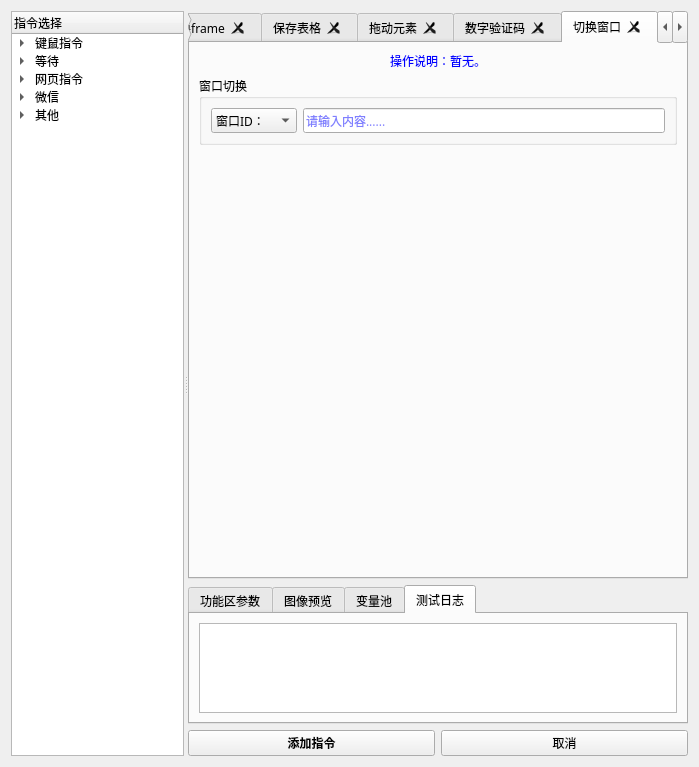
Before: the Qt Designer form 窗体/navigation.ui in FsterThanLight/automatic_clicker_2, drawn with Qt 5.
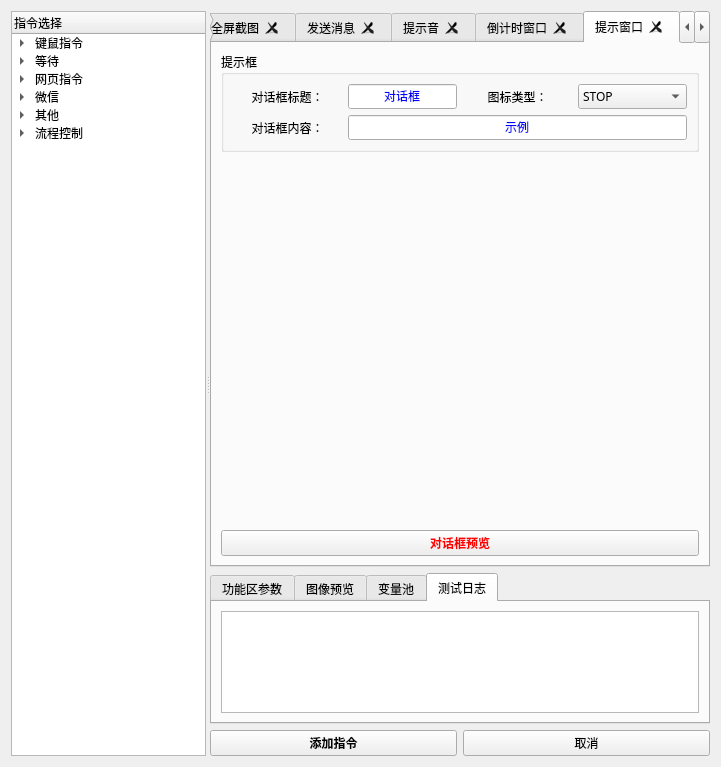
After: the same form once the commit is applied. The open tabs and pages were chosen to show the change. Icons and pictures are not drawn.

Commit message: 2024年02月20日 18:57:18 新增流程控制指令

```diff
--- a/窗体/navigation.ui
+++ b/窗体/navigation.ui
@@ -6,7 +6,7 @@
    <rect>
     <x>0</x>
     <y>0</y>
-    <width>699</width>
+    <width>721</width>
     <height>767</height>
    </rect>
   </property>
@@ -36,7 +36,7 @@
       </property>
       <property name="maximumSize">
        <size>
-        <width>1000</width>
+        <width>200</width>
         <height>16777215</height>
        </size>
       </property>
@@ -190,7 +190,27 @@
        </item>
        <item>
         <property name="text">
-         <string>倒计时窗口</string>
+         <string>系统通知</string>
+        </property>
+       </item>
+       <item>
+        <property name="text">
+         <string>提示窗口</string>
+        </property>
+       </item>
+      </item>
+      <item>
+       <property name="text">
+        <string>流程控制</string>
+       </property>
+       <item>
+        <property name="text">
+         <string>跳转分支</string>
+        </property>
+       </item>
+       <item>
+        <property name="text">
+         <string>终止流程</string>
         </property>
        </item>
       </item>
@@ -11135,6 +11155,543 @@
            </item>
           </layout>
          </widget>
+         <widget class="QWidget" name="tab_29">
+          <attribute name="title">
+           <string>提示窗口</string>
+          </attribute>
+          <layout class="QVBoxLayout" name="verticalLayout_70">
+           <item>
+            <widget class="QGroupBox" name="groupBox_36">
+             <property name="title">
+              <string>提示框</string>
+             </property>
+             <layout class="QVBoxLayout" name="verticalLayout_69">
+              <item>
+               <layout class="QGridLayout" name="gridLayout_41" columnstretch="1,1,1,1">
+                <item row="0" column="0">
+                 <widget class="QLabel" name="label_123">
+                  <property name="text">
+                   <string>对话框标题：</string>
+                  </property>
+                  <property name="alignment">
+                   <set>Qt::AlignCenter</set>
+                  </property>
+                 </widget>
+                </item>
+                <item row="0" column="1">
+                 <widget class="QLineEdit" name="lineEdit_8">
+                  <property name="palette">
+                   <palette>
+                    <active>
+                     <colorrole role="Text">
+                      <brush brushstyle="SolidPattern">
+                       <color alpha="255">
+                        <red>0</red>
+                        <green>0</green>
+                        <blue>255</blue>
+                       </color>
+                      </brush>
+                     </colorrole>
+                     <colorrole role="PlaceholderText">
+                      <brush brushstyle="SolidPattern">
+                       <color alpha="128">
+                        <red>0</red>
+                        <green>0</green>
+                        <blue>255</blue>
+                       </color>
+                      </brush>
+                     </colorrole>
+                    </active>
+                    <inactive>
+                     <colorrole role="Text">
+                      <brush brushstyle="SolidPattern">
+                       <color alpha="255">
+                        <red>0</red>
+                        <green>0</green>
+                        <blue>255</blue>
+                       </color>
+                      </brush>
+                     </colorrole>
+                     <colorrole role="PlaceholderText">
+                      <brush brushstyle="SolidPattern">
+                       <color alpha="128">
+                        <red>0</red>
+                        <green>0</green>
+                        <blue>255</blue>
+                       </color>
+                      </brush>
+                     </colorrole>
+                    </inactive>
+                    <disabled>
+                     <colorrole role="Text">
+                      <brush brushstyle="SolidPattern">
+                       <color alpha="255">
+                        <red>120</red>
+                        <green>120</green>
+                        <blue>120</blue>
+                       </color>
+                      </brush>
+                     </colorrole>
+                     <colorrole role="PlaceholderText">
+                      <brush brushstyle="SolidPattern">
+                       <color alpha="128">
+                        <red>0</red>
+                        <green>0</green>
+                        <blue>0</blue>
+                       </color>
+                      </brush>
+                     </colorrole>
+                    </disabled>
+                   </palette>
+                  </property>
+                  <property name="text">
+                   <string>对话框</string>
+                  </property>
+                  <property name="alignment">
+                   <set>Qt::AlignCenter</set>
+                  </property>
+                  <property name="placeholderText">
+                   <string/>
+                  </property>
+                 </widget>
+                </item>
+                <item row="0" column="2">
+                 <widget class="QLabel" name="label_125">
+                  <property name="text">
+                   <string>图标类型：</string>
+                  </property>
+                  <property name="alignment">
+                   <set>Qt::AlignCenter</set>
+                  </property>
+                 </widget>
+                </item>
+                <item row="0" column="3">
+                 <widget class="QComboBox" name="comboBox_36">
+                  <property name="palette">
+                   <palette>
+                    <active>
+                     <colorrole role="Text">
+                      <brush brushstyle="SolidPattern">
+                       <color alpha="255">
+                        <red>0</red>
+                        <green>0</green>
+                        <blue>255</blue>
+                       </color>
+                      </brush>
+                     </colorrole>
+                     <colorrole role="PlaceholderText">
+                      <brush brushstyle="SolidPattern">
+                       <color alpha="128">
+                        <red>0</red>
+                        <green>0</green>
+                        <blue>255</blue>
+                       </color>
+                      </brush>
+                     </colorrole>
+                    </active>
+                    <inactive>
+                     <colorrole role="Text">
+                      <brush brushstyle="SolidPattern">
+                       <color alpha="255">
+                        <red>0</red>
+                        <green>0</green>
+                        <blue>255</blue>
+                       </color>
+                      </brush>
+                     </colorrole>
+                     <colorrole role="PlaceholderText">
+                      <brush brushstyle="SolidPattern">
+                       <color alpha="128">
+                        <red>0</red>
+                        <green>0</green>
+                        <blue>255</blue>
+                       </color>
+                      </brush>
+                     </colorrole>
+                    </inactive>
+                    <disabled>
+                     <colorrole role="Text">
+                      <brush brushstyle="SolidPattern">
+                       <color alpha="255">
+                        <red>120</red>
+                        <green>120</green>
+                        <blue>120</blue>
+                       </color>
+                      </brush>
+                     </colorrole>
+                     <colorrole role="PlaceholderText">
+                      <brush brushstyle="SolidPattern">
+                       <color alpha="128">
+                        <red>0</red>
+                        <green>0</green>
+                        <blue>0</blue>
+                       </color>
+                      </brush>
+                     </colorrole>
+                    </disabled>
+                   </palette>
+                  </property>
+                  <item>
+                   <property name="text">
+                    <string>STOP</string>
+                   </property>
+                  </item>
+                  <item>
+                   <property name="text">
+                    <string>WARNING</string>
+                   </property>
+                  </item>
+                  <item>
+                   <property name="text">
+                    <string>INFO</string>
+                   </property>
+                  </item>
+                  <item>
+                   <property name="text">
+                    <string>QUESTION</string>
+                   </property>
+                  </item>
+                 </widget>
+                </item>
+                <item row="1" column="0">
+                 <widget class="QLabel" name="label_124">
+                  <property name="text">
+                   <string>对话框内容：</string>
+                  </property>
+                  <property name="alignment">
+                   <set>Qt::AlignCenter</set>
+                  </property>
+                 </widget>
+                </item>
+                <item row="1" column="1" colspan="3">
+                 <widget class="QLineEdit" name="lineEdit_20">
+                  <property name="palette">
+                   <palette>
+                    <active>
+                     <colorrole role="Text">
+                      <brush brushstyle="SolidPattern">
+                       <color alpha="255">
+                        <red>0</red>
+                        <green>0</green>
+                        <blue>255</blue>
+                       </color>
+                      </brush>
+                     </colorrole>
+                     <colorrole role="PlaceholderText">
+                      <brush brushstyle="SolidPattern">
+                       <color alpha="128">
+                        <red>0</red>
+                        <green>0</green>
+                        <blue>255</blue>
+                       </color>
+                      </brush>
+                     </colorrole>
+                    </active>
+                    <inactive>
+                     <colorrole role="Text">
+                      <brush brushstyle="SolidPattern">
+                       <color alpha="255">
+                        <red>0</red>
+                        <green>0</green>
+                        <blue>255</blue>
+                       </color>
+                      </brush>
+                     </colorrole>
+                     <colorrole role="PlaceholderText">
+                      <brush brushstyle="SolidPattern">
+                       <color alpha="128">
+                        <red>0</red>
+                        <green>0</green>
+                        <blue>255</blue>
+                       </color>
+                      </brush>
+                     </colorrole>
+                    </inactive>
+                    <disabled>
+                     <colorrole role="Text">
+                      <brush brushstyle="SolidPattern">
+                       <color alpha="255">
+                        <red>120</red>
+                        <green>120</green>
+                        <blue>120</blue>
+                       </color>
+                      </brush>
+                     </colorrole>
+                     <colorrole role="PlaceholderText">
+                      <brush brushstyle="SolidPattern">
+                       <color alpha="128">
+                        <red>0</red>
+                        <green>0</green>
+                        <blue>0</blue>
+                       </color>
+                      </brush>
+                     </colorrole>
+                    </disabled>
+                   </palette>
+                  </property>
+                  <property name="text">
+                   <string>示例</string>
+                  </property>
+                  <property name="alignment">
+                   <set>Qt::AlignCenter</set>
+                  </property>
+                 </widget>
+                </item>
+               </layout>
+              </item>
+             </layout>
+            </widget>
+           </item>
+           <item>
+            <spacer name="verticalSpacer_22">
+             <property name="orientation">
+              <enum>Qt::Vertical</enum>
+             </property>
+             <property name="sizeHint" stdset="0">
+              <size>
+               <width>20</width>
+               <height>343</height>
+              </size>
+             </property>
+            </spacer>
+           </item>
+           <item>
+            <widget class="QPushButton" name="pushButton_26">
+             <property name="palette">
+              <palette>
+               <active>
+                <colorrole role="WindowText">
+                 <brush brushstyle="SolidPattern">
+                  <color alpha="255">
+                   <red>255</red>
+                   <green>0</green>
+                   <blue>0</blue>
+                  </color>
+                 </brush>
+                </colorrole>
+                <colorrole role="Text">
+                 <brush brushstyle="SolidPattern">
+                  <color alpha="255">
+                   <red>255</red>
+                   <green>0</green>
+                   <blue>0</blue>
+                  </color>
+                 </brush>
+                </colorrole>
+                <colorrole role="ButtonText">
+                 <brush brushstyle="SolidPattern">
+                  <color alpha="255">
+                   <red>255</red>
+                   <green>0</green>
+                   <blue>0</blue>
+                  </color>
+                 </brush>
+                </colorrole>
+                <colorrole role="PlaceholderText">
+                 <brush brushstyle="SolidPattern">
+                  <color alpha="128">
+                   <red>255</red>
+                   <green>0</green>
+                   <blue>0</blue>
+                  </color>
+                 </brush>
+                </colorrole>
+               </active>
+               <inactive>
+                <colorrole role="WindowText">
+                 <brush brushstyle="SolidPattern">
+                  <color alpha="255">
+                   <red>255</red>
+                   <green>0</green>
+                   <blue>0</blue>
+                  </color>
+                 </brush>
+                </colorrole>
+                <colorrole role="Text">
+                 <brush brushstyle="SolidPattern">
+                  <color alpha="255">
+                   <red>255</red>
+                   <green>0</green>
+                   <blue>0</blue>
+                  </color>
+                 </brush>
+                </colorrole>
+                <colorrole role="ButtonText">
+                 <brush brushstyle="SolidPattern">
+                  <color alpha="255">
+                   <red>255</red>
+                   <green>0</green>
+                   <blue>0</blue>
+                  </color>
+                 </brush>
+                </colorrole>
+                <colorrole role="PlaceholderText">
+                 <brush brushstyle="SolidPattern">
+                  <color alpha="128">
+                   <red>255</red>
+                   <green>0</green>
+                   <blue>0</blue>
+                  </color>
+                 </brush>
+                </colorrole>
+               </inactive>
+               <disabled>
+                <colorrole role="WindowText">
+                 <brush brushstyle="SolidPattern">
+                  <color alpha="255">
+                   <red>120</red>
+                   <green>120</green>
+                   <blue>120</blue>
+                  </color>
+                 </brush>
+                </colorrole>
+                <colorrole role="Text">
+                 <brush brushstyle="SolidPattern">
+                  <color alpha="255">
+                   <red>120</red>
+                   <green>120</green>
+                   <blue>120</blue>
+                  </color>
+                 </brush>
+                </colorrole>
+                <colorrole role="ButtonText">
+                 <brush brushstyle="SolidPattern">
+                  <color alpha="255">
+                   <red>120</red>
+                   <green>120</green>
+                   <blue>120</blue>
+                  </color>
+                 </brush>
+                </colorrole>
+                <colorrole role="PlaceholderText">
+                 <brush brushstyle="SolidPattern">
+                  <color alpha="128">
+                   <red>0</red>
+                   <green>0</green>
+                   <blue>0</blue>
+                  </color>
+                 </brush>
+                </colorrole>
+               </disabled>
+              </palette>
+             </property>
+             <property name="font">
+              <font>
+               <family>微软雅黑</family>
+               <weight>75</weight>
+               <bold>true</bold>
+              </font>
+             </property>
+             <property name="text">
+              <string>对话框预览</string>
+             </property>
+            </widget>
+           </item>
+          </layout>
+         </widget>
+         <widget class="QWidget" name="tab_30">
+          <attribute name="title">
+           <string>跳转分支</string>
+          </attribute>
+          <layout class="QVBoxLayout" name="verticalLayout_71">
+           <item>
+            <widget class="QGroupBox" name="groupBox_37">
+             <property name="title">
+              <string>跳转分支</string>
+             </property>
+             <layout class="QGridLayout" name="gridLayout_42" columnstretch="1,1,1,1">
+              <item row="0" column="0">
+               <widget class="QLabel" name="label_126">
+                <property name="text">
+                 <string>分支名称：</string>
+                </property>
+                <property name="alignment">
+                 <set>Qt::AlignCenter</set>
+                </property>
+               </widget>
+              </item>
+              <item row="0" column="1">
+               <widget class="QComboBox" name="comboBox_37"/>
+              </item>
+              <item row="0" column="2">
+               <widget class="QLabel" name="label_127">
+                <property name="text">
+                 <string>开始位置：</string>
+                </property>
+                <property name="alignment">
+                 <set>Qt::AlignCenter</set>
+                </property>
+               </widget>
+              </item>
+              <item row="0" column="3">
+               <widget class="QComboBox" name="comboBox_38"/>
+              </item>
+             </layout>
+            </widget>
+           </item>
+           <item>
+            <spacer name="verticalSpacer_23">
+             <property name="orientation">
+              <enum>Qt::Vertical</enum>
+             </property>
+             <property name="sizeHint" stdset="0">
+              <size>
+               <width>20</width>
+               <height>413</height>
+              </size>
+             </property>
+            </spacer>
+           </item>
+          </layout>
+         </widget>
+         <widget class="QWidget" name="tab_31">
+          <attribute name="title">
+           <string>终止流程</string>
+          </attribute>
+          <layout class="QVBoxLayout" name="verticalLayout_72">
+           <item>
+            <widget class="QGroupBox" name="groupBox_38">
+             <property name="title">
+              <string>终止流程</string>
+             </property>
+             <layout class="QGridLayout" name="gridLayout_43" columnstretch="1,1">
+              <item row="0" column="0">
+               <widget class="QLabel" name="label_128">
+                <property name="text">
+                 <string>流程类型：</string>
+                </property>
+                <property name="alignment">
+                 <set>Qt::AlignRight|Qt::AlignTrailing|Qt::AlignVCenter</set>
+                </property>
+               </widget>
+              </item>
+              <item row="0" column="1">
+               <widget class="QComboBox" name="comboBox_39">
+                <item>
+                 <property name="text">
+                  <string>终止所有任务</string>
+                 </property>
+                </item>
+               </widget>
+              </item>
+             </layout>
+            </widget>
+           </item>
+           <item>
+            <spacer name="verticalSpacer_24">
+             <property name="orientation">
+              <enum>Qt::Vertical</enum>
+             </property>
+             <property name="sizeHint" stdset="0">
+              <size>
+               <width>20</width>
+               <height>413</height>
+              </size>
+             </property>
+            </spacer>
+           </item>
+          </layout>
+         </widget>
         </widget>
        </item>
        <item>
@@ -11397,7 +11954,72 @@
           </attribute>
           <layout class="QVBoxLayout" name="verticalLayout_49">
            <item>
-            <widget class="QTextBrowser" name="textBrowser"/>
+            <widget class="QTextBrowser" name="textBrowser">
+             <property name="palette">
+              <palette>
+               <active>
+                <colorrole role="Text">
+                 <brush brushstyle="SolidPattern">
+                  <color alpha="255">
+                   <red>0</red>
+                   <green>0</green>
+                   <blue>255</blue>
+                  </color>
+                 </brush>
+                </colorrole>
+                <colorrole role="PlaceholderText">
+                 <brush brushstyle="SolidPattern">
+                  <color alpha="128">
+                   <red>0</red>
+                   <green>0</green>
+                   <blue>255</blue>
+                  </color>
+                 </brush>
+                </colorrole>
+               </active>
+               <inactive>
+                <colorrole role="Text">
+                 <brush brushstyle="SolidPattern">
+                  <color alpha="255">
+                   <red>0</red>
+                   <green>0</green>
+                   <blue>255</blue>
+                  </color>
+                 </brush>
+                </colorrole>
+                <colorrole role="PlaceholderText">
+                 <brush brushstyle="SolidPattern">
+                  <color alpha="128">
+                   <red>0</red>
+                   <green>0</green>
+                   <blue>255</blue>
+                  </color>
+                 </brush>
+                </colorrole>
+               </inactive>
+               <disabled>
+                <colorrole role="Text">
+                 <brush brushstyle="SolidPattern">
+                  <color alpha="255">
+                   <red>120</red>
+                   <green>120</green>
+                   <blue>120</blue>
+                  </color>
+                 </brush>
+                </colorrole>
+                <colorrole role="PlaceholderText">
+                 <brush brushstyle="SolidPattern">
+                  <color alpha="128">
+                   <red>0</red>
+                   <green>0</green>
+                   <blue>0</blue>
+                  </color>
+                 </brush>
+                </colorrole>
+               </disabled>
+              </palette>
+             </property>
+            </widget>
            </item>
           </layout>
          </widget>
```
Left out of the diff: 304 changed lines with no effect on the pictures. The commit also changes 12 other files.
